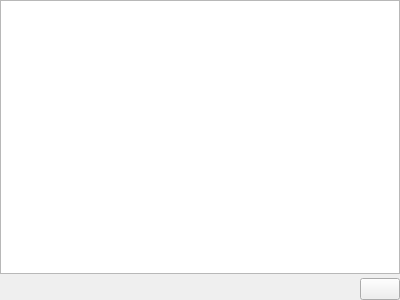
kleiner-brauhelfer/kleiner-brauhelfer-2, file kleiner-brauhelfer/widgets/wdgbemerkung.ui: the form before one commit.
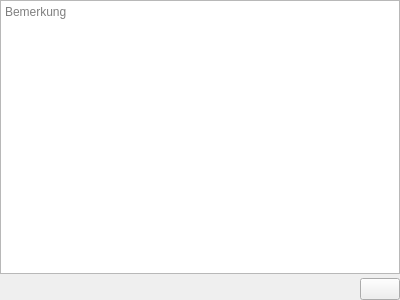
The form after the commit. Icons and pictures are not drawn. Custom widgets are drawn as their Qt base class.

```diff
--- a/kleiner-brauhelfer/widgets/wdgbemerkung.ui
+++ b/kleiner-brauhelfer/widgets/wdgbemerkung.ui
@@ -31,6 +31,9 @@
      <property name="readOnly">
       <bool>true</bool>
      </property>
+     <property name="placeholderText">
+      <string>Bemerkung</string>
+     </property>
      <property name="openExternalLinks">
       <bool>true</bool>
      </property>
```
